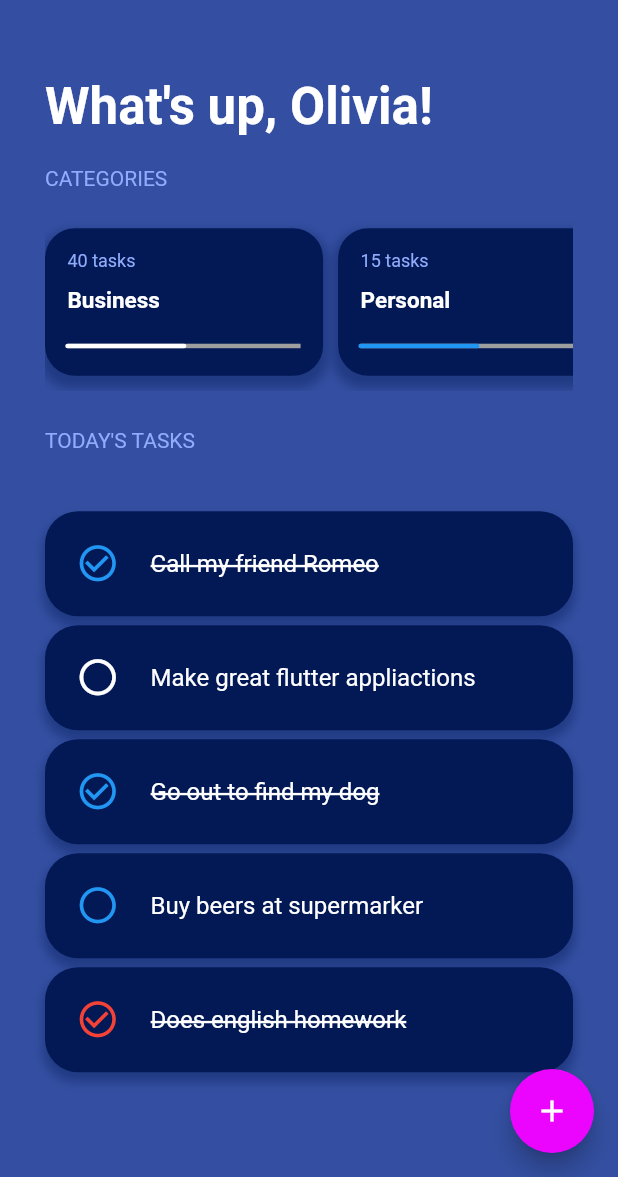
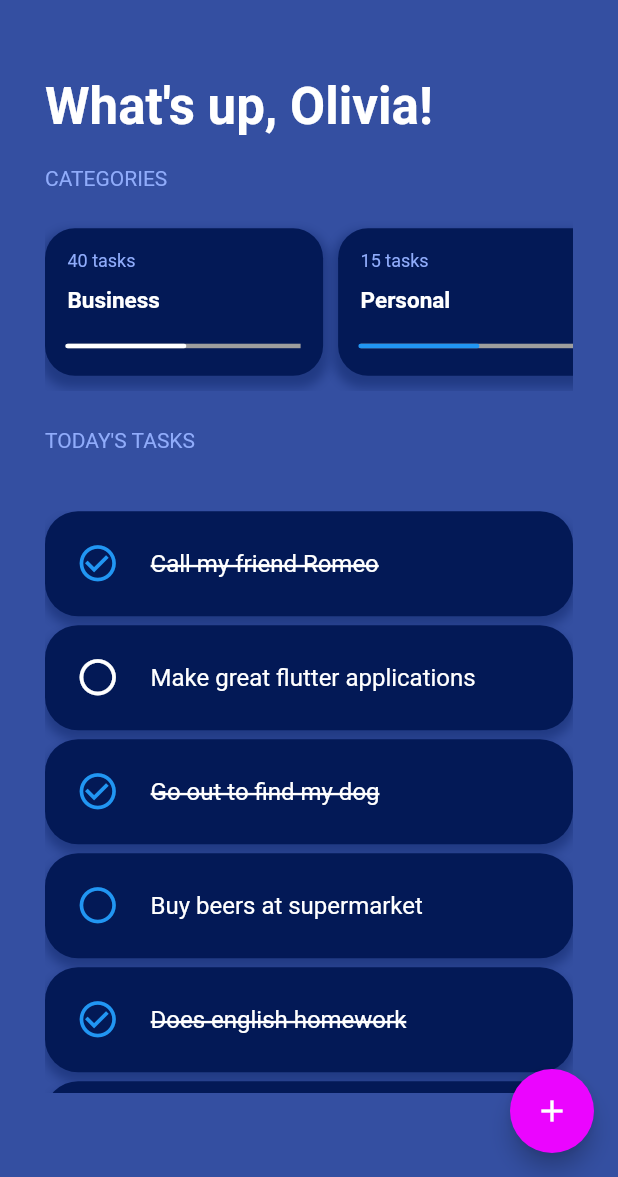
Before and after one commit to keepcodinghard/kimera_todo, a Flutter app: the screen it shows after launch, after a tap on the "add" icon, after a tap on "New Todo", on a phone screen of 412 x 824 dp, the part 59-1236 px from its top. Run offline on Flutter 3.47's test engine with Material 2 defaults, Android fonts, the phone set to English and light mode, and no system bars; our stand-ins replace google_fonts.

Commit message:
Create mockup todo service
Create mockup todo service and modified home screens to use it.

```diff
--- a/lib/screens/home.dart
+++ b/lib/screens/home.dart
@@ -4,6 +4,7 @@ import 'package:kimera_todo/components/category_box.dart';
 import 'package:kimera_todo/components/category_item.dart';
 import 'package:kimera_todo/components/task_item.dart';
 import 'package:kimera_todo/screens/create_todo.dart';
+import 'package:kimera_todo/services/todo_service.dart';
 import 'package:kimera_todo/theme/custom_colors.dart';
 import 'package:kimera_todo/widgets/custom_appbar.dart';
 import 'package:kimera_todo/widgets/custom_drawer.dart';
@@ -104,6 +105,11 @@ class Home extends StatelessWidget {
   Widget _buildTodayTasksBlock(BuildContext context) {
     Expanded header = _buildHeaderSectionBlock(context, 'TODAY\'S TASKS');
 
+    var tasks = TodoService.getTodos().map((e) {
+      return _buildTask(e.title!, e.isDone,
+          categoryColor: Color(e.category!.color));
+    }).toList();
+
     return Container(
       height: MediaQuery.of(context).size.height * 0.55,
       margin: EdgeInsets.only(top: 10),
@@ -117,17 +123,7 @@ class Home extends StatelessWidget {
                 padding: EdgeInsets.only(top: 10, bottom: 10),
                 child: ListView(
                   padding: EdgeInsets.zero,
-                  children: [
-                    _buildTask('Call my friend Romeo', true,
-                        categoryColor: Colors.blue),
-                    _buildTask('Make great flutter appliactions', false,
-                        categoryColor: Colors.white),
-                    _buildTask('Go out to find my dog', true,
-                        categoryColor: Colors.blue),
-                    _buildTask('Buy beers at supermarker', false,
-                        categoryColor: Colors.blue),
-                    _buildTask('Does english homework', true),
-                  ],
+                  children: tasks,
                 )),
           )
         ],
--- /dev/null
+++ b/lib/services/todo_service.dart
@@ -0,0 +1,45 @@
+import 'package:kimera_todo/models/category.dart';
+import 'package:kimera_todo/models/todo.dart';
+
+class TodoService {
+  static List<Todo> _todos = <Todo>[
+    Todo(
+        title: 'Call my friend Romeo',
+        description: 'I must call my friend',
+        isDone: true,
+        category: Category(name: 'Personal', color: 0xFF2196F3)),
+    Todo(
+        title: 'Make great flutter applications',
+        description: 'Working hard on it',
+        isDone: false,
+        category: Category(name: 'Personal', color: 0xFFFFFFFF)),
+    Todo(
+        title: 'Go out to find my dog',
+        description: 'I have not any dog',
+        isDone: true,
+        category: Category(name: 'Personal', color: 0xFF2196F3)),
+    Todo(
+        title: 'Buy beers at supermarket',
+        description: 'I did it',
+        isDone: false,
+        category: Category(name: 'Personal', color: 0xFF2196F3)),
+    Todo(
+        title: 'Does english homework',
+        description: 'Im waiting for new assignments',
+        isDone: true,
+        category: Category(name: 'Shares', color: 0xFF2196F3)),
+  ];
+
+  static void createTodo(String title, String description, Category category,
+      {bool isDone: false}) {
+    _todos.add(Todo(
+        title: title,
+        description: description,
+        isDone: isDone,
+        category: category));
+  }
+
+  static List<Todo> getTodos() {
+    return _todos;
+  }
+}
```
